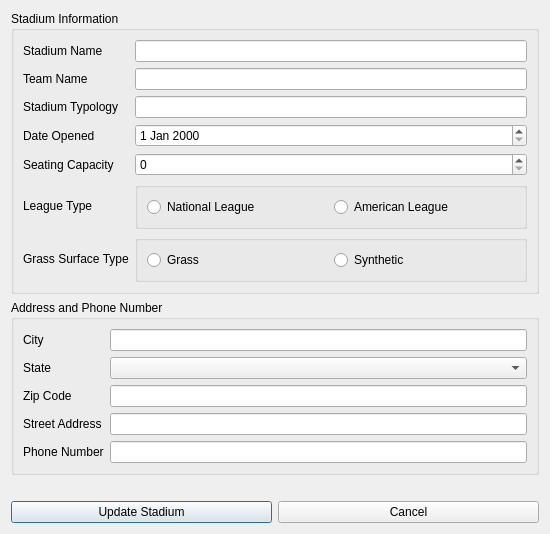
Above: ui/modifystadium.ui from AcmeDVoid/Lets-Play-Football before the change. Below: the same form after it.
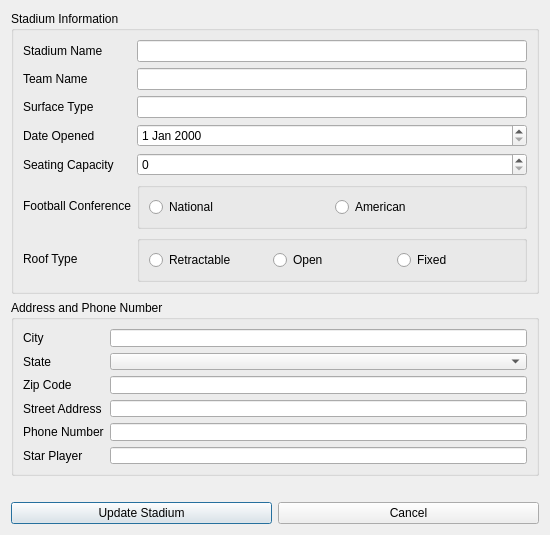
That is the form after the change. Icons and pictures are not drawn.

Patch:
```diff
--- a/ui/modifystadium.ui
+++ b/ui/modifystadium.ui
@@ -33,7 +33,7 @@
             <item row="2" column="0">
              <widget class="QLabel" name="labelTypology">
               <property name="text">
-               <string>Stadium Typology</string>
+               <string>Surface Type</string>
               </property>
              </widget>
             </item>
@@ -80,7 +80,7 @@
             <item row="9" column="0">
              <widget class="QLabel" name="label_11">
               <property name="text">
-               <string>Grass Surface Type</string>
+               <string>Roof Type</string>
               </property>
              </widget>
             </item>
@@ -90,7 +90,7 @@
             <item row="6" column="0">
              <widget class="QLabel" name="label_8">
               <property name="text">
-               <string>League Type</string>
+               <string>Football Conference</string>
               </property>
              </widget>
             </item>
@@ -100,17 +100,24 @@
                <string/>
               </property>
               <layout class="QHBoxLayout" name="horizontalLayout_2">
+               <item>
+                <widget class="QRadioButton" name="radioRetrackableButton">
+                 <property name="text">
+                  <string>Retractable</string>
+                 </property>
+                </widget>
+               </item>
                <item>
                 <widget class="QRadioButton" name="grassRadioButton">
                  <property name="text">
-                  <string>Grass</string>
+                  <string>Open</string>
                  </property>
                 </widget>
                </item>
                <item>
                 <widget class="QRadioButton" name="astroTurfRadioButton">
                  <property name="text">
-                  <string>Synthetic</string>
+                  <string>Fixed</string>
                  </property>
                 </widget>
                </item>
@@ -126,14 +133,14 @@
                <item>
                 <widget class="QRadioButton" name="nationalLeagueRadioButton">
                  <property name="text">
-                  <string>National League</string>
+                  <string>National</string>
                  </property>
                 </widget>
                </item>
                <item>
                 <widget class="QRadioButton" name="americanLeagueRadioButton">
                  <property name="text">
-                  <string>American League</string>
+                  <string>American</string>
                  </property>
                 </widget>
                </item>
@@ -205,6 +212,16 @@
               </property>
              </widget>
             </item>
+            <item row="5" column="1">
+             <widget class="QLineEdit" name="starPlayer"/>
+            </item>
+            <item row="5" column="0">
+             <widget class="QLabel" name="labelStarPlayer">
+              <property name="text">
+               <string>Star Player</string>
+              </property>
+             </widget>
+            </item>
            </layout>
           </widget>
          </item>
```
Left out of the diff: 18 changed lines with no effect on the pictures.
